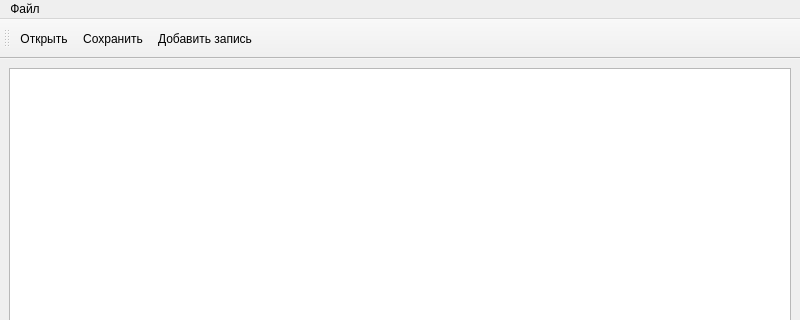
ZveRyoG/StudentDataBaseEditor, file main.ui: the form before one commit; both pictures show x 0 to 800 and y 0 to 320 of the 800 by 674 pixel window.
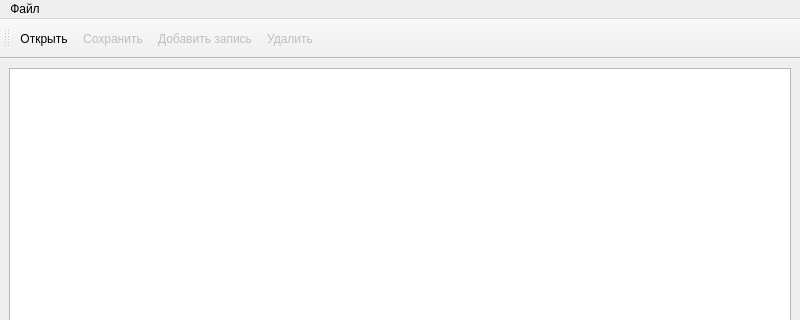
The form after the commit. Icons and pictures are not drawn.

Patch:
```diff
--- a/main.ui
+++ b/main.ui
@@ -29,6 +29,9 @@
   </widget>
   <widget class="QStatusBar" name="statusbar"/>
   <widget class="QToolBar" name="toolBar">
+   <property name="enabled">
+    <bool>true</bool>
+   </property>
    <property name="minimumSize">
     <size>
      <width>40</width>
@@ -45,11 +48,12 @@
     <enum>TopToolBarArea</enum>
    </attribute>
    <attribute name="toolBarBreak">
-    <bool>true</bool>
+    <bool>false</bool>
    </attribute>
    <addaction name="openFile"/>
    <addaction name="saveFile"/>
    <addaction name="addRecord"/>
+   <addaction name="deleteRecord"/>
   </widget>
   <widget class="QMenuBar" name="menubar">
    <property name="geometry">
@@ -83,6 +87,9 @@
    </property>
   </action>
   <action name="saveFile">
+   <property name="enabled">
+    <bool>false</bool>
+   </property>
    <property name="icon">
     <iconset>
      <normaloff>../../GMkDocs/images/save.png</normaloff>../../GMkDocs/images/save.png</iconset>
@@ -102,6 +109,9 @@
    </property>
   </action>
   <action name="addRecord">
+   <property name="enabled">
+    <bool>false</bool>
+   </property>
    <property name="icon">
     <iconset>
      <normaloff>../../GMkDocs/images/table.jpg</normaloff>../../GMkDocs/images/table.jpg</iconset>
@@ -110,6 +120,18 @@
     <string>Добавить запись</string>
    </property>
   </action>
+  <action name="deleteRecord">
+   <property name="enabled">
+    <bool>false</bool>
+   </property>
+   <property name="icon">
+    <iconset>
+     <normaloff>icon/Editing Delete.png</normaloff>icon/Editing Delete.png</iconset>
+   </property>
+   <property name="text">
+    <string>Удалить</string>
+   </property>
+  </action>
  </widget>
  <resources>
   <include location="resources.qrc"/>
```
Left out of the diff: 19 changed lines with no effect on the pictures.
